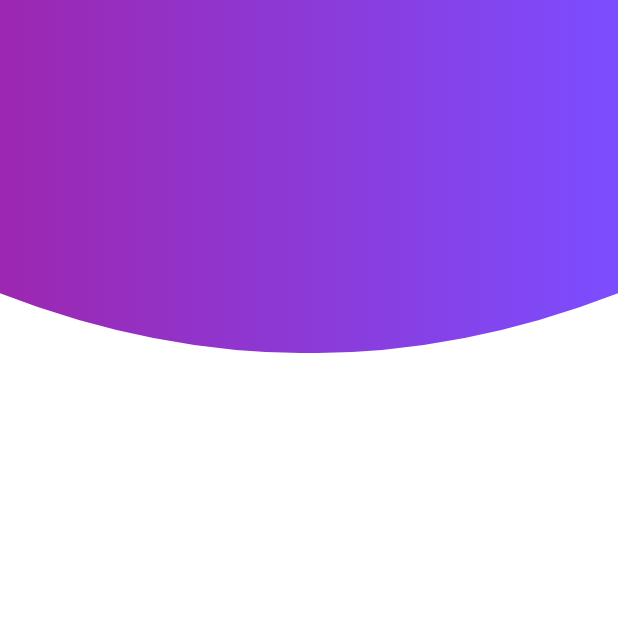
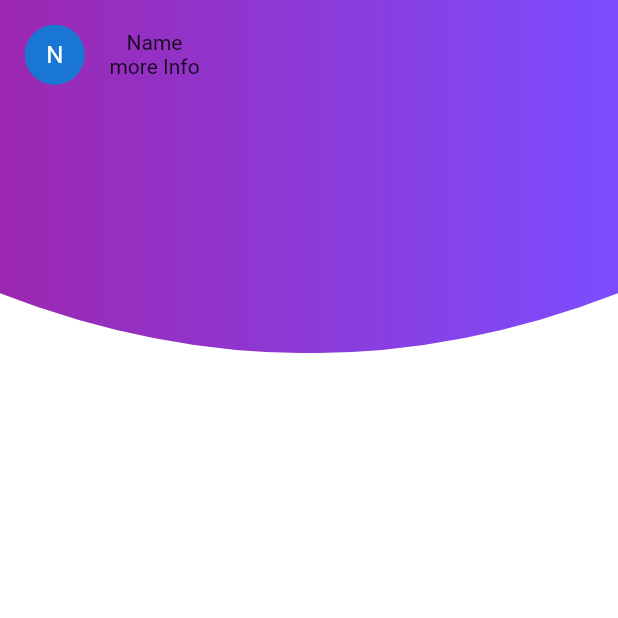
Before and after one commit to piyushwani004/medical_servey_app, a Flutter app: the SurveyorHomePage screen opened directly, on a phone screen of 412 x 824 dp, the top half of it. Run offline on Flutter 3.47's test engine with Material 2 defaults, Android fonts, the light colour scheme and no system bars; our stand-ins replace google_fonts.

Commit message:
completed top of home screen

```diff
--- a/lib/main.dart
+++ b/lib/main.dart
@@ -17,7 +17,7 @@ class MyApp extends StatelessWidget {
       theme: ThemeData(
         primarySwatch: Colors.blue,
       ),
-      home: AddPatientForm(),
+      home: SurveyorHomePage(),
     );
   }
 }
--- a/lib/pages/Surveyor/surveyor_home.dart
+++ b/lib/pages/Surveyor/surveyor_home.dart
@@ -10,13 +10,16 @@ class SurveyorHomePage extends StatefulWidget {
 }
 
 class _SurveyorHomePageState extends State<SurveyorHomePage> {
+  var width, height;
   @override
   Widget build(BuildContext context) {
+    width = MediaQuery.of(context).size.width;
+    height = MediaQuery.of(context).size.height;
     return Scaffold(
       backgroundColor: Colors.white,
       body: Stack(
         children: [
-
+          // background design
           Column(
             children: [
               Flexible(
@@ -38,7 +41,38 @@ class _SurveyorHomePageState extends State<SurveyorHomePage> {
                 ),
               )
             ],
-          )
+          ),
+
+          Align(
+            alignment: Alignment.topLeft,
+            child: Padding(
+              padding: Common.allPadding(mHeight: height),
+              child: Column(
+                children: [
+                  Row(
+                    children: [
+                      Padding(
+                        padding: Common.allPadding(mHeight: height),
+                        child: CircleAvatar(
+                          //first letter of name
+                          child: Text('N'),
+                        ),
+                      ),
+                      Padding(
+                        padding: Common.allPadding(mHeight: height),
+                        child: Column(
+                          children: [
+                            Text('Name'),
+                            Text('more Info')
+                          ],
+                        ),
+                      )
+                    ],
+                  ),
+                ],
+              ),
+            ),
+          ),
         ],
       ),
     );
```
